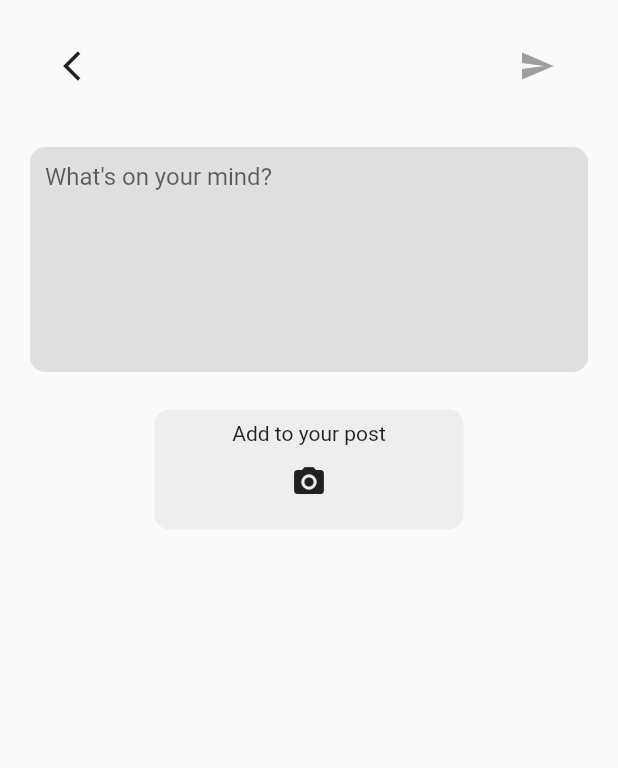
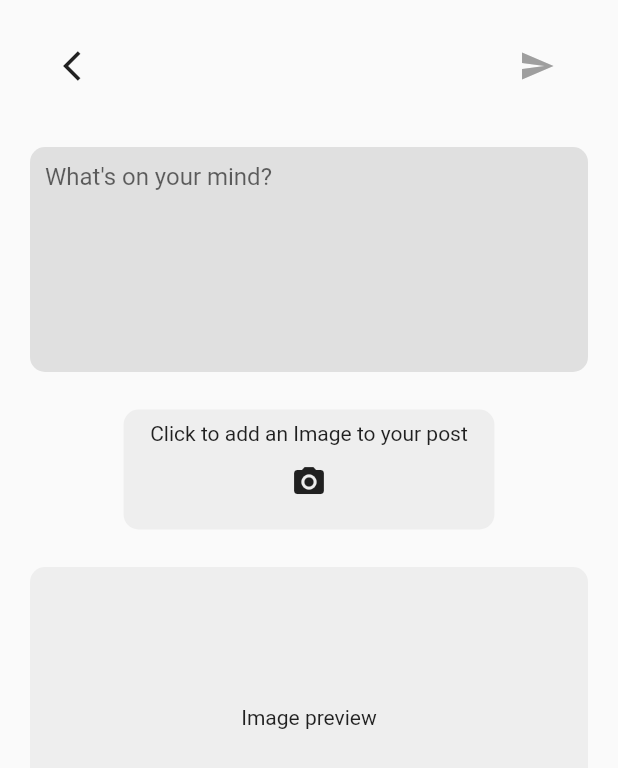
Before and after one commit to ClementPeter/firebase_setup, a Flutter app: the UploadPost screen opened directly, after a tap on the "camera alt" icon, on a phone screen of 412 x 824 dp. Shown: the top 768 px of the screen. Run offline on Flutter 3.47's test engine with Material 2 defaults, Android fonts, the phone set to English and light mode, and no system bars; our stand-ins replace cloud_firestore, firebase_auth, firebase_core, firebase_storage, image_picker; accounts and stored records are empty.

Commit message:
build 💡 : Firebase Cloud Storage setup

```diff
--- /dev/null
+++ b/firebase_manual/lib/model/post_model.dart
@@ -0,0 +1,25 @@
+class Post {
+  final String? post;
+  final String? imageName;
+  final String? uploadUrl;
+
+  Post({this.post, this.imageName, this.uploadUrl});
+
+  //not used since we are not recieving data from firebase
+  factory Post.fromJson(Map<String, dynamic> json) {
+    return Post(
+      post: json["post"],
+      imageName: json["imageName"],
+      uploadUrl: json["uploadUrl"],
+    );
+  }
+
+  //Used to model upload data to firebase
+  Map<String, dynamic> toJson() {
+    return {
+      "post": post,
+      "imageName": imageName,
+      "uploadUrl": uploadUrl,
+    };
+  }
+}
--- a/firebase_manual/lib/screens/upload_post.dart
+++ b/firebase_manual/lib/screens/upload_post.dart
@@ -1,6 +1,9 @@
+import 'dart:io';
+
 import 'package:firebase_manual/logic/firestore.dart';
 import 'package:firebase_manual/utils/snackbar.dart';
 import 'package:flutter/material.dart';
+import 'package:image_picker/image_picker.dart';
 
 class UploadPost extends StatefulWidget {
   const UploadPost({super.key});
@@ -16,13 +19,15 @@ class _UploadPostState extends State<UploadPost> {
   final _formKey = GlobalKey<FormState>();
   //create post controller
   TextEditingController postController = TextEditingController();
-  //
+  //Hold Selected file from Image Picker
+  File? pickedImage;
   Database database = Database();
   @override
   Widget build(BuildContext context) {
     return SafeArea(
       child: Scaffold(
-        body: Form(
+        body: SingleChildScrollView(
+          child: Form(
             key: _formKey,
             child: Column(
               mainAxisAlignment: MainAxisAlignment.start,
@@ -94,7 +99,7 @@ class _UploadPostState extends State<UploadPost> {
                 Padding(
                   padding: const EdgeInsets.all(5.0),
                   child: Container(
-                  width: MediaQuery.of(context).size.width * 0.5,
+                    width: MediaQuery.of(context).size.width * 0.6,
                     height: 80,
                     decoration: BoxDecoration(
                       color: Colors.grey[200],
@@ -103,19 +108,59 @@ class _UploadPostState extends State<UploadPost> {
                     child: Column(
                       mainAxisAlignment: MainAxisAlignment.center,
                       children: [
-                      const Text("Add to your post"),
+                        const Text("Click to add an Image to your post"),
                         IconButton(
-                        onPressed: () {},
                           icon: const Icon(Icons.camera_alt),
+                          onPressed: () async {
+                            final image = await selectImage();
+
+                            setState(() {
+                              pickedImage = image;
+                            });
+                          },
                         ),
+                        // InkWell(
+                        //   onTap: () async {
+                        //     print("Pick an Image");
+                        //     final image = await selectImage();
+                        //     setState(() {
+                        //       pickedImage = image;
+                        //     });
+                        //   },
+                        //   child: const Icon(Icons.camera_alt),
+                        // )
                       ],
                     ),
+                  ),
+                ),
+                Padding(
+                  padding: const EdgeInsets.all(20.0),
+                  child: Container(
+                    width: double.infinity,
+                    height: 200,
+                    decoration: BoxDecoration(
+                      color: Colors.grey[200],
+                      borderRadius: BorderRadius.circular(10),
+                    ),
+                    child: pickedImage == null
+                        ? const Center(child: Text("Image preview"))
+                        : Image.file(pickedImage!),
                   ),
                 )
               ],
             ),
           ),
         ),
+      ),
     );
   }
 }
+
+//Select Image Function
+Future<File> selectImage() async {
+  final ImagePicker selectImage = ImagePicker();
+  final XFile? selectedImage =
+      await selectImage.pickImage(source: ImageSource.gallery);
+  final path = File(selectedImage!.path);
+  return path;
+}
--- a/firebase_manual/pubspec.yaml
+++ b/firebase_manual/pubspec.yaml
@@ -39,6 +39,8 @@ dependencies:
   firebase_core: ^2.9.0
   firebase_auth: ^4.4.0
   cloud_firestore: ^4.5.0
+  image_picker: ^0.8.7+1
+  firebase_storage: ^11.1.0
 
 dev_dependencies:
   flutter_test:
```
Also changed, not shown: firebase_manual/lib/logic/cloud_storage.dart (added, +28 -0 lines), firebase_manual/lib/model/cloud_storage_result.dart (added, +7 -0 lines), firebase_manual/pubspec.lock, 2 other files. Lines whose indentation alone changed are shown as unchanged.
